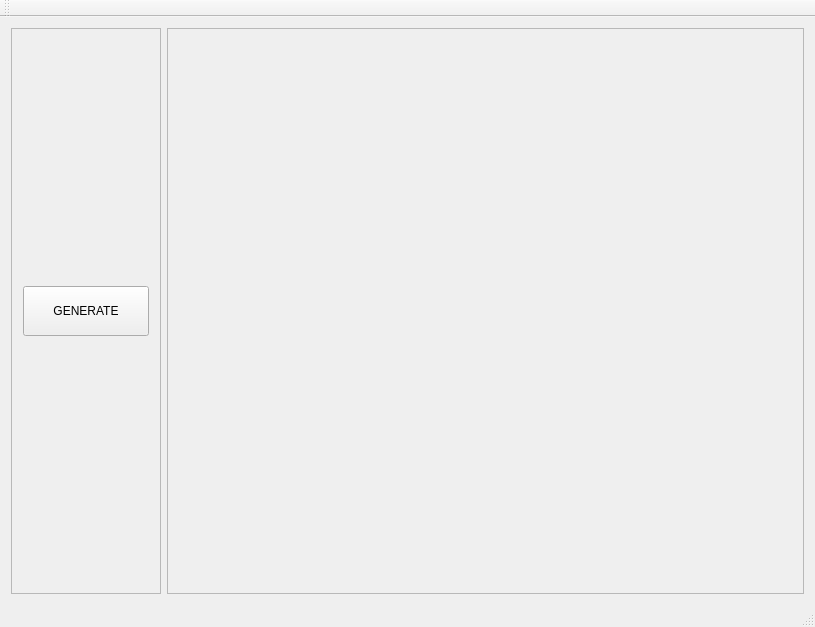
Above: Visualization.ui from schuylergleaves/Pathfinding_Visualized before the change. Below: the same form after it.
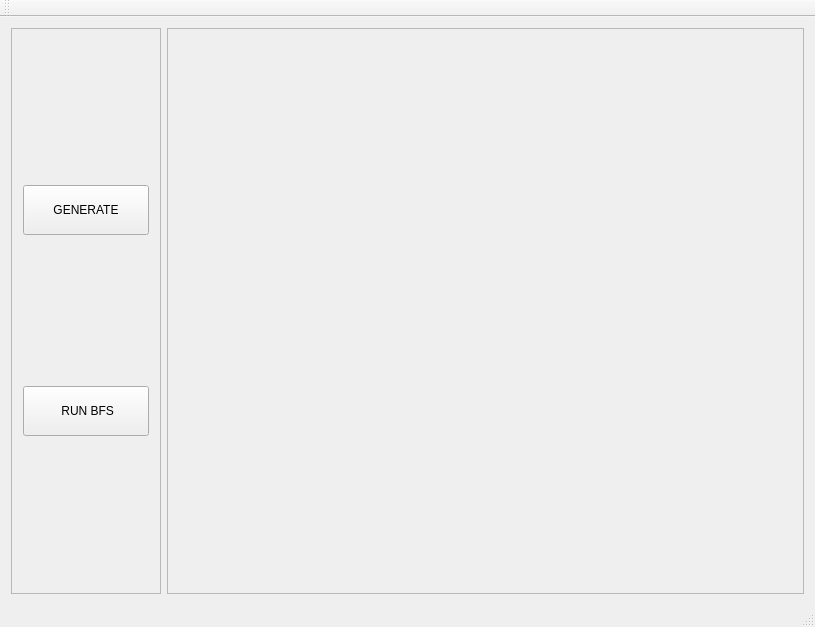
That is the form after the change.

Patch:
```diff
--- a/Visualization.ui
+++ b/Visualization.ui
@@ -49,6 +49,19 @@
          </property>
         </widget>
        </item>
+       <item>
+        <widget class="QPushButton" name="btnRun">
+         <property name="maximumSize">
+          <size>
+           <width>16777215</width>
+           <height>50</height>
+          </size>
+         </property>
+         <property name="text">
+          <string> RUN BFS</string>
+         </property>
+        </widget>
+       </item>
       </layout>
      </widget>
     </item>
```
